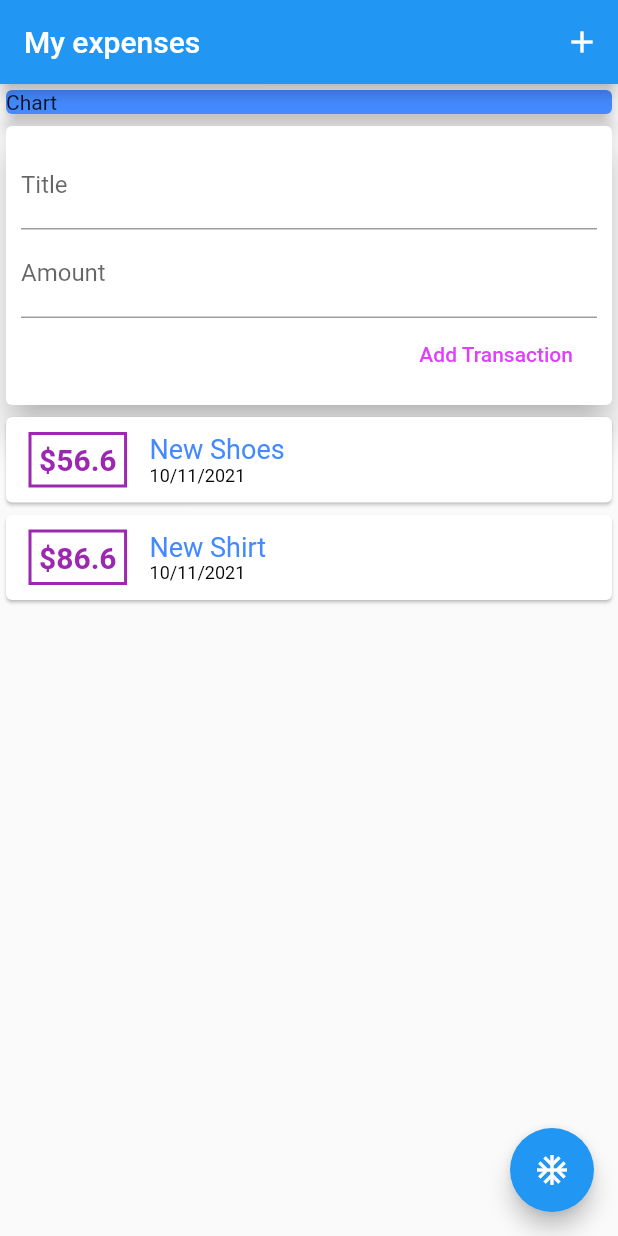
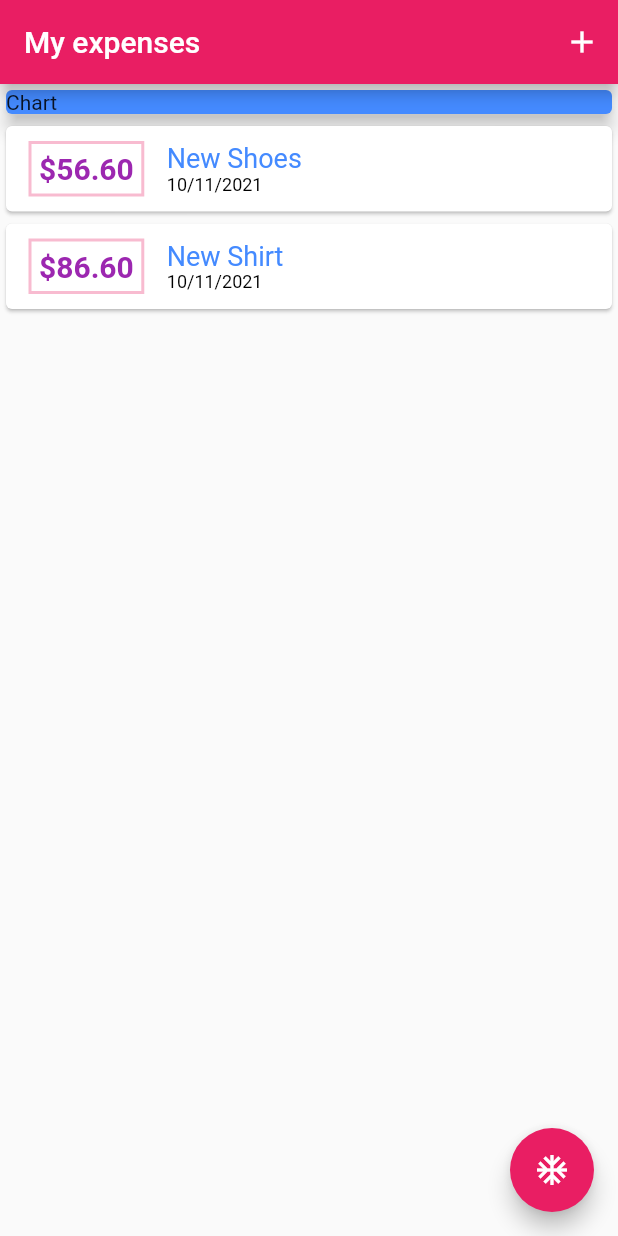
Before and after one commit to MiNHAZ-33/Flutter-Expense-Tracking-app, a Flutter app: the screen it shows after launch, on a phone screen of 412 x 824 dp. Run offline on Flutter 3.47's test engine with Material 2 defaults, Android fonts, the phone set to English and light mode, and no system bars.

Commit message:
Worikng icons and theme is added

```diff
--- a/lib/main.dart
+++ b/lib/main.dart
@@ -1,5 +1,4 @@
 import 'package:expense_track/models/transaction.dart';
-import 'package:expense_track/widgets/user_transaction.dart';
 import './widgets/new_transaction.dart';
 import './widgets/transaction_list.dart';
 import 'package:flutter/material.dart';
@@ -15,30 +14,61 @@ class MyApp extends StatelessWidget {
   Widget build(BuildContext context) {
     return MaterialApp(
       title: 'Expenses',
+      theme: ThemeData(primarySwatch: Colors.pink),
       home: HomePage(),
     );
   }
 }
 
 class HomePage extends StatefulWidget {
-
   @override
   State<HomePage> createState() => _HomePageState();
 }
 
 class _HomePageState extends State<HomePage> {
-void startAddNewTransaction(){
-  showModalBottomSheet(context: ctx, builder: (bCtx){
-    return NewTransaction();
-  };)
-}
+  final List<Transaction> _userTransactions = [
+    Transaction(
+        id: 't1', title: 'New Shoes', amount: 56.6, date: DateTime.now()),
+    Transaction(
+        id: 't2', title: 'New Shirt', amount: 86.6, date: DateTime.now()),
+  ];
+
+  void _addNewTransaction(String txTitle, double txAmount) {
+    final newTx = Transaction(
+        title: txTitle,
+        amount: txAmount,
+        date: DateTime.now(),
+        id: DateTime.now().toString());
+    setState(() {
+      _userTransactions.add(newTx);
+    });
+  }
+
+  void _startAddNewTransaction(BuildContext ctx) {
+    showModalBottomSheet(
+      context: ctx,
+      builder: (bCtx) {
+        return GestureDetector(
+          onTap: () {},
+          child: NewTransaction(_addNewTransaction),
+          behavior: HitTestBehavior.opaque,
+        );
+      },
+    );
+  }
 
   @override
   Widget build(BuildContext context) {
     return Scaffold(
       appBar: AppBar(
         title: Text('My expenses'),
-        actions: [IconButton(icon: Icon(Icons.add), onPressed: () {})],
+        actions: [
+          IconButton(
+              icon: Icon(Icons.add),
+              onPressed: () {
+                _startAddNewTransaction(context);
+              })
+        ],
       ),
       body: Column(
         mainAxisAlignment: MainAxisAlignment.start,
@@ -51,11 +81,13 @@ void startAddNewTransaction(){
             ),
             elevation: 5,
           ),
-          UserTransaction(),
+          TransactionList(_userTransactions),
         ],
       ),
       floatingActionButton: FloatingActionButton(
-        onPressed: () {},
+        onPressed: () {
+          _startAddNewTransaction(context);
+        },
         child: Icon(Icons.ac_unit),
       ),
     );
--- a/lib/widgets/transaction_list.dart
+++ b/lib/widgets/transaction_list.dart
@@ -10,18 +10,19 @@ class TransactionList extends StatelessWidget {
     return Container(
       height: 300,
       child: ListView.builder(
-        itemBuilder: (ctx, index){
+        itemBuilder: (ctx, index) {
           return Card(
             child: Row(
               children: [
                 Container(
                   margin: EdgeInsets.symmetric(vertical: 10, horizontal: 15),
                   decoration: BoxDecoration(
-                      border: Border.all(color: Colors.purple, width: 2),
+                    border: Border.all(
+                        color: Theme.of(context).primaryColorLight, width: 2),
                   ),
                   padding: EdgeInsets.all(5),
                   child: Text(
-                      '\$${transactions[index].amount}',
+                    '\$${transactions[index].amount.toStringAsFixed(2)}',
                     style: TextStyle(
                       fontSize: 20,
                       color: Colors.purple,
@@ -34,8 +35,7 @@ class TransactionList extends StatelessWidget {
                   children: [
                     Text(
                       transactions[index].title,
-                        style:
-                            TextStyle(fontSize: 18, color: Colors.blueAccent),
+                      style: TextStyle(fontSize: 18, color: Colors.blueAccent),
                     ),
                     Text(
                       DateFormat.yMd().format(transactions[index].date),
@@ -48,7 +48,6 @@ class TransactionList extends StatelessWidget {
           );
         },
         itemCount: transactions.length,
-
       ),
     );
   }
--- a/lib/widgets/user_transaction.dart
+++ /dev/null
@@ -1,43 +0,0 @@
-import 'package:expense_track/widgets/transaction_list.dart';
-import 'package:flutter/material.dart';
-import '../models/transaction.dart';
-
-import 'new_transaction.dart';
-
-class UserTransaction extends StatefulWidget {
-  const UserTransaction({Key? key}) : super(key: key);
-
-  @override
-  _UserTransactionState createState() => _UserTransactionState();
-}
-
-class _UserTransactionState extends State<UserTransaction> {
-  @override
-  final List<Transaction> _userTransactions = [
-    Transaction(
-        id: 't1', title: 'New Shoes', amount: 56.6, date: DateTime.now()),
-    Transaction(
-        id: 't2', title: 'New Shirt', amount: 86.6, date: DateTime.now()),
-  ];
-
-  void _addNewTransaction(String txTitle, double txAmount) {
-    final newTx = Transaction(
-        title: txTitle,
-        amount: txAmount,
-        date: DateTime.now(),
-        id: DateTime.now().toString());
-    setState(() {
-      _userTransactions.add(newTx);
-    });
-  }
-
-  @override
-  Widget build(BuildContext context) {
-    return Column(
-      children: [
-        NewTransaction(_addNewTransaction),
-        TransactionList(_userTransactions),
-      ],
-    );
-  }
-}
```
Lines whose indentation alone changed are shown as unchanged.
